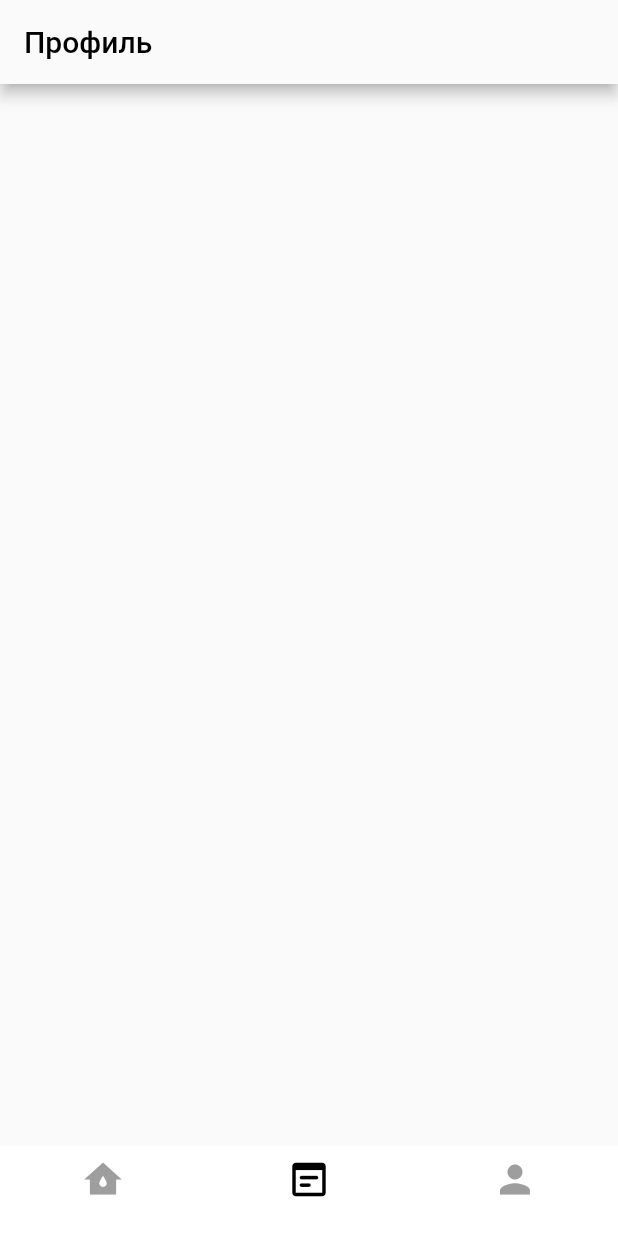
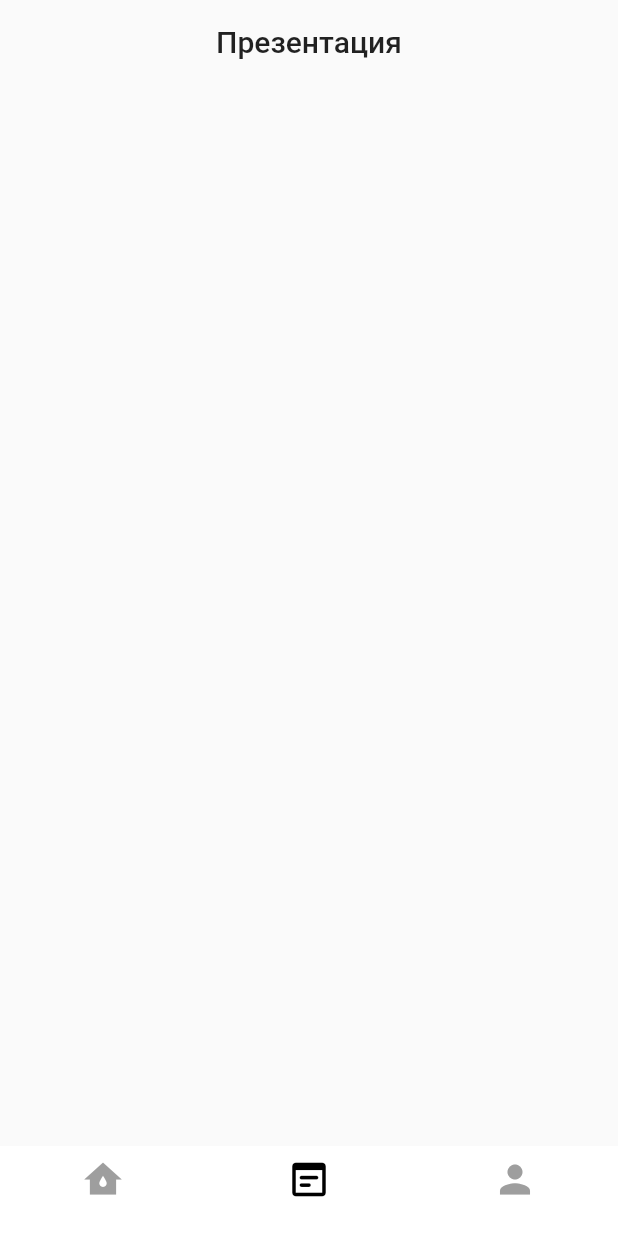
Before and after one commit to Geratsi/beauty_salon, a Flutter app: the SessionSchedule screen opened directly, item 2 of the bottom bar chosen, on a phone screen of 412 x 824 dp. Run offline on Flutter 3.47's test engine with Material 2 defaults, Android fonts, the light colour scheme and no system bars; our stand-ins replace dio; missing offline and left inert: easy_mask, flutter_calendar_week.

Commit message:
my home changes

```diff
--- a/beauty_salon/lib/Api.dart
+++ b/beauty_salon/lib/Api.dart
@@ -1,9 +1,29 @@
 
 import 'package:beauty_salon/entity/Calendar.dart';
+import 'package:beauty_salon/tools/HumanData.dart';
 import 'package:flutter/material.dart';
 import 'package:dio/dio.dart';
 
 class Api{
+
+
+  static Future<List<HumanData>> apiHumanData() async{
+    List <HumanData> humans = [];
+    humans.add(HumanData( null, 'Elizabet', 'Turner', '12:00', ['Пилинг', 'Массаж лица',], '+7 (911) 111-11-11',));
+    humans.add(HumanData( null, 'Elizabet', 'Turner', '12:00', ['Скраб', 'Массаж',], '+7(983) 333-33-33',));
+    humans.add(HumanData( null, 'Elizabet', 'Turner', '12:00', ['Массаж', 'Шугарин',], '+7(935)222-22-22',));
+    humans.add(HumanData( '', 'Elizabet', 'Turner', '18:00', ['Пилинг', 'Массаж лица',], '+7(936)666-66-66',));
+    humans.add(HumanData( '', 'Elizabet', 'Turner', '19:00', ['Маникюр', 'Шунаринг',], '+7(937)777-77-77',));
+    humans.add(HumanData( '', 'Elizabet', 'Turner', '16:00', ['Педикюр', 'Маникюр',], '+7(938)888-88-88',));
+    humans.add(HumanData( null, 'Elizabet', 'Turner', '12:00', ['Шугаринг', 'Массаж лица',], '+7(939)999-99-99',));
+    humans.add(HumanData( '', 'Elizabet', 'Turner', '12:00', ['Пилинг', 'Окраштвание волос',], '+7(900)000-00-00',));
+    return humans;
+  }
+
+
+}
+
+
 
 //static _enableCertificate(Dio dio) {
 // (dio.httpClientAdapter as DefaultHttpClientAdapter).onHttpClientCreate = (HttpClient client) {
@@ -23,11 +43,3 @@ class Api{
 //
 //   return Calendar();
 // }
-
-  // List<Calendar> calenadApi(){
-  //  return [
-  //     Calendar()
-  //   ];
-  // }
-
-}
--- a/beauty_salon/lib/entity/Calendar.dart
+++ b/beauty_salon/lib/entity/Calendar.dart
@@ -12,10 +12,7 @@ class CalendarWidget extends StatefulWidget {
 
 class _CalendarWidgetState extends State<CalendarWidget> {
 
-
   final CalendarWeekController _controller = CalendarWeekController();
-
-
 
   @override
   Widget build(BuildContext context) {
--- a/beauty_salon/lib/screens/authorization/authscreencomponents/TextForm_File.dart
+++ b/beauty_salon/lib/screens/authorization/authscreencomponents/TextForm_File.dart
@@ -1,7 +1,7 @@
 import 'dart:async';
 
 import 'package:beauty_salon/config.dart';
-import 'package:beauty_salon/screens/session_schedule/Schedule_Page.dart';
+import 'package:beauty_salon/screens/session_schedule/BottonNavigBarWidget.dart';
 import 'package:flutter/material.dart';
 import 'package:easy_mask/easy_mask.dart';
 
--- a/beauty_salon/lib/screens/session_schedule/Schedule_Page.dart
+++ b/beauty_salon/lib/screens/session_schedule/BottonNavigBarWidget.dart
@@ -1,13 +1,11 @@
-import 'dart:math';
 
+import 'package:beauty_salon/Api.dart';
 import 'package:beauty_salon/config.dart';
-import 'package:beauty_salon/screens/session_schedule/components/ScreensNavigationBar/PresentationScreen2/PresentationScreen.dart';
-import 'package:beauty_salon/screens/session_schedule/components/ScreensNavigationBar/ProfileScreen3/ProfileScreen.dart';
-import 'package:beauty_salon/screens/session_schedule/components/ScreensNavigationBar/ScheduleScreen1/ScheduleScreen.dart';
-import 'package:flutter/cupertino.dart';
+import 'package:beauty_salon/screens/session_schedule/screens_navig_bar/PresentationScreen2/PresentationScreen.dart';
+import 'package:beauty_salon/screens/session_schedule/screens_navig_bar/ProfileScreen3/ProfileScreen.dart';
+import 'package:beauty_salon/screens/session_schedule/screens_navig_bar/ScheduleScreen1/ScheduleScreen.dart';
+import 'package:beauty_salon/tools/HumanData.dart';
 import 'package:flutter/material.dart';
-import 'package:flutter/services.dart';
-import 'package:flutter_calendar_week/flutter_calendar_week.dart';
 
 class SessionSchedule extends StatefulWidget {
   const SessionSchedule({Key? key}) : super(key: key);
@@ -18,13 +16,17 @@ class SessionSchedule extends StatefulWidget {
 
 class _SessionScheduleState extends State<SessionSchedule> {
 
-  List<Widget> screensNavigationBar = const [
-    ScheduleScreen(),
-    PresentationScreen(),
-    ProfileScreen(),
-  ];
+  late List<HumanData> humanData;
 
-  int _selectedIndex = 0;
+  @override
+  void initState() {
+    Api.apiHumanData().then((value) {
+      setState(() {
+        humanData = value;
+      });
+    });
+    super.initState();
+  }
 
   void _onItemTap(int index) {
     setState(() {
@@ -32,10 +34,20 @@ class _SessionScheduleState extends State<SessionSchedule> {
     });
   }
 
+  int _selectedIndex = 0;
+
   @override
   Widget build(BuildContext context) {
     return Scaffold(
-      body: screensNavigationBar[_selectedIndex],
+      body: _selectedIndex == 0 ?
+      ScheduleScreen(humanData: humanData,) :
+          _selectedIndex == 1 ?
+          PresentationScreen(humanData: humanData,) :
+              _selectedIndex == 2 ?
+              ProfileScreen(humanData: humanData,) :
+                  const Center(
+                    child: CircularProgressIndicator(),
+                  ),
 
       bottomNavigationBar: BottomNavigationBar(
         backgroundColor: Config.whiteColor,
--- a/beauty_salon/lib/screens/session_schedule/components/ScreensNavigationBar/PresentationScreen2/PresentationScreen.dart
+++ /dev/null
@@ -1,19 +0,0 @@
-import 'package:flutter/material.dart';
-
-class PresentationScreen extends StatefulWidget {
-  const PresentationScreen({Key? key}) : super(key: key);
-
-  @override
-  State<PresentationScreen> createState() => _PresentationScreenState();
-}
-
-class _PresentationScreenState extends State<PresentationScreen> {
-  @override
-  Widget build(BuildContext context) {
-    return Scaffold(
-      appBar: AppBar(
-        title: Text('Профиль'),
-      ),
-    );
-  }
-}
--- /dev/null
+++ b/beauty_salon/lib/screens/session_schedule/screens_navig_bar/PresentationScreen2/PresentationScreen.dart
@@ -0,0 +1,40 @@
+import 'package:beauty_salon/config.dart';
+import 'package:beauty_salon/tools/HumanData.dart';
+import 'package:flutter/material.dart';
+
+class PresentationScreen extends StatefulWidget {
+  const PresentationScreen({Key? key, required this.humanData,}) : super(key: key);
+
+  final List<HumanData> humanData;
+
+  @override
+  State<PresentationScreen> createState() => _PresentationScreenState();
+}
+
+class _PresentationScreenState extends State<PresentationScreen> {
+  @override
+  Widget build(BuildContext context) {
+    return Scaffold(
+      body: SafeArea(
+        child: SizedBox(
+          width: double.infinity,
+          child: Padding(
+            padding: EdgeInsets.all(Config.padding),
+            child: Column(
+              crossAxisAlignment: CrossAxisAlignment.center,
+              children: [
+                Text('Презентация',
+                  style: TextStyle(
+                    fontSize: Config.bigSizeText,
+                    fontWeight: FontWeight.w500,
+                  ),
+                ),
+
+              ],
+            ),
+          ),
+        ),
+      ),
+    );
+  }
+}
--- a/beauty_salon/lib/screens/session_schedule/components/ScreensNavigationBar/ProfileScreen3/ProfileScreen.dart
+++ b/beauty_salon/lib/screens/session_schedule/screens_navig_bar/ProfileScreen3/ProfileScreen.dart
@@ -1,7 +1,10 @@
+import 'package:beauty_salon/tools/HumanData.dart';
 import 'package:flutter/material.dart';
 
 class ProfileScreen extends StatefulWidget {
-  const ProfileScreen({Key? key}) : super(key: key);
+  const ProfileScreen({Key? key, required this.humanData}) : super(key: key);
+
+  final List<HumanData> humanData;
 
   @override
   State<ProfileScreen> createState() => _ProfileScreenState();
--- /dev/null
+++ b/beauty_salon/lib/tools/HumanData.dart
@@ -0,0 +1,14 @@
+
+import 'package:flutter/material.dart';
+
+class HumanData{
+  final String? asset;
+  final String name;
+  final String surname;
+  final String recordingTime;
+  final List services;
+  final String number;
+
+  HumanData(this.asset, this.name, this.surname, this.recordingTime, this.services, this.number);
+
+}
--- a/beauty_salon/pubspec.yaml
+++ b/beauty_salon/pubspec.yaml
@@ -18,7 +18,7 @@ publish_to: 'none' # Remove this line if you wish to publish to pub.dev
 version: 1.0.0+1
 
 environment:
-  sdk: ">=2.16.2 <3.0.0"
+  sdk: ">=2.15.1 <3.0.0"
 
 # Dependencies specify other packages that your package needs in order to work.
 # To automatically upgrade your package dependencies to the latest versions
```
Also changed, not shown: beauty_salon/lib/screens/session_schedule/screens_navig_bar/ScheduleScreen1/ScheduleScreen.dart (renamed from beauty_salon/lib/screens/session_schedule/components/ScreensNavigationBar/ScheduleScreen1/ScheduleScreen.dart, +41 -24 lines), beauty_salon/pubspec.lock. Lines whose indentation alone changed are shown as unchanged.
